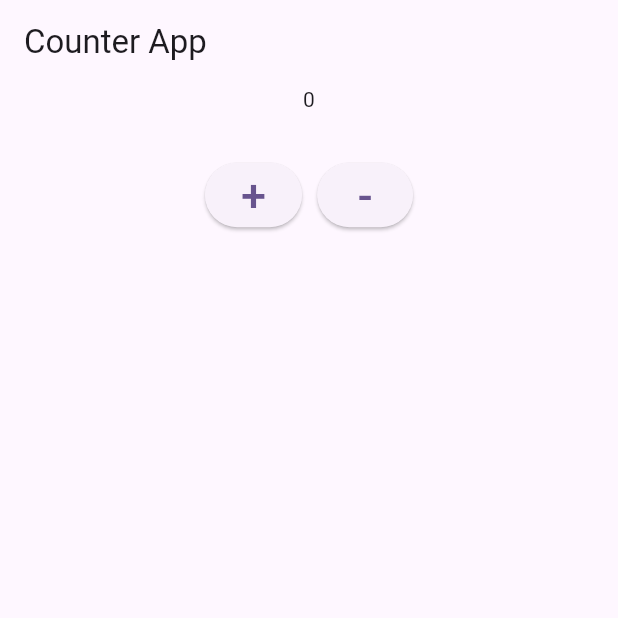
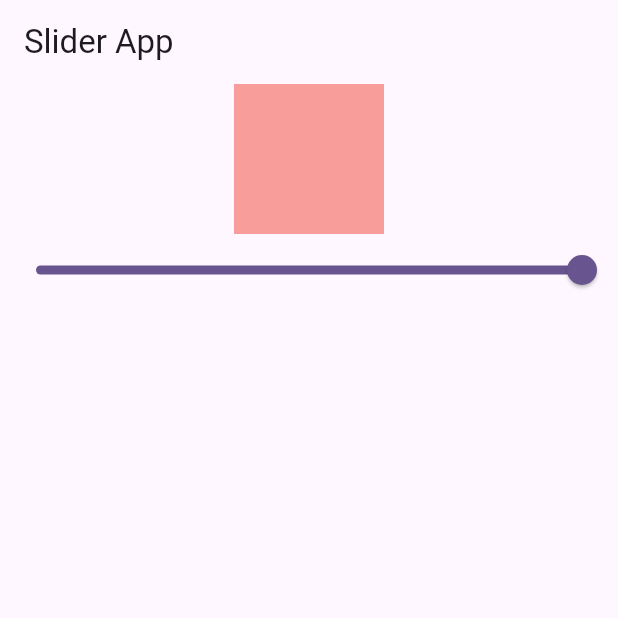
Before and after one commit to skyyygal/Riverpod-Series, a Flutter app: the screen it shows after launch, on a phone screen of 412 x 824 dp, the top half of it. Run offline on Flutter 3.47's test engine with Material 3 defaults, Android fonts, the phone set to English and light mode, and no system bars; our stand-ins replace flutter_riverpod, riverpod.

Commit message:
Slider App

```diff
--- a/lib/home_screen.dart
+++ b/lib/home_screen.dart
@@ -1,16 +1,30 @@
 import 'package:flutter/material.dart';
 import 'package:flutter_riverpod/flutter_riverpod.dart';
-
-// TO READ CONST VALUE
-final hello = Provider<String>((ref) {
-  return 'Subscriber';
-});
-
-final counter = StateProvider<int>((ref) {
-  return 0;
-});
+import 'package:riverpod_series/slider_provider.dart';
 
 class HomeScreen extends ConsumerWidget {
+  const HomeScreen({super.key});
+
+  @override
+  Widget build(BuildContext context, WidgetRef ref) {
+    final slider = ref.watch(sliderProvider);
+    return Scaffold(
+      appBar: AppBar(title: Text("Slider App")),
+      body: Column(
+        children: [
+          Container(
+            height: 100,
+            width: 100,
+            color: Colors.red.withOpacity(0.5),
+          ),
+          Slider(value: 1, onChanged: (value) {}),
+        ],
+      ),
+    );
+  }
+}
+
+/* class HomeScreen extends ConsumerWidget {
   const HomeScreen({super.key});
 
   @override
@@ -25,6 +39,20 @@ class HomeScreen extends ConsumerWidget {
               final count = ref.watch(counter);
               print("build 2");
               return Center(child: Text(count.toString()));
+            },
+          ),
+          SizedBox(height: 30),
+          Consumer(
+            builder: (context, ref, child) {
+              final didSwitch = ref.watch(switchProvider);
+              print("build 3");
+              return Switch(
+                value: didSwitch,
+                onChanged: (value) {
+                  ref.read(switchProvider.notifier).state = value;
+
+                },
+              );
             },
           ),
           SizedBox(height: 30),
@@ -52,4 +80,4 @@ class HomeScreen extends ConsumerWidget {
       ),
     );
   }
-}
+}*/
--- /dev/null
+++ b/lib/slider_provider.dart
@@ -0,0 +1,5 @@
+import 'package:riverpod/riverpod.dart';
+
+final sliderProvider = StateProvider<double>((ref) {
+  return 0.0;
+});
```
